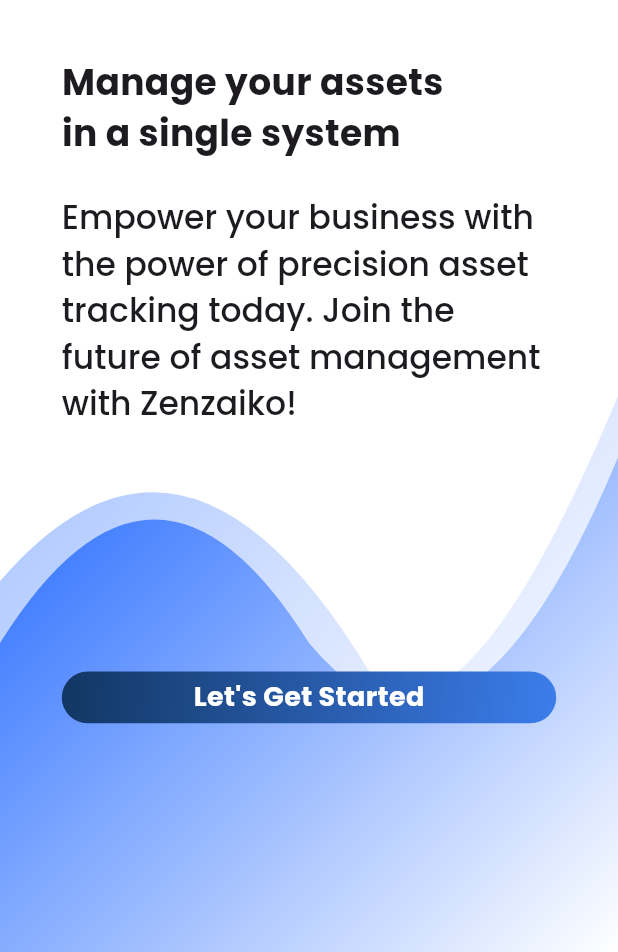
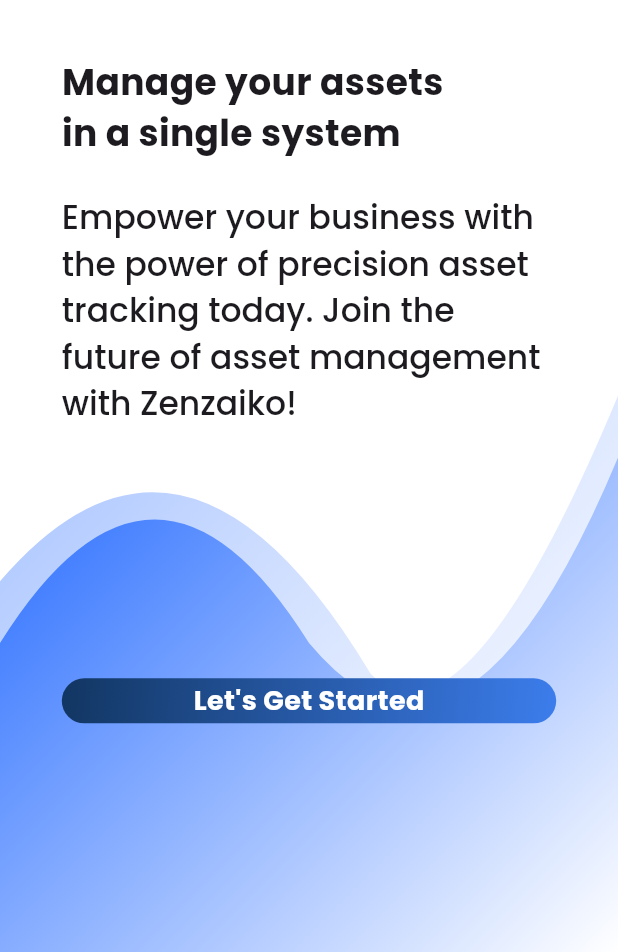
Before and after one commit to LucasSong63/transition_practice, a Flutter app: the screen it shows after launch, on a phone screen of 412 x 824 dp, the part 284-1236 px from its top. Run offline on Flutter 3.47's test engine with Material 3 defaults, Android fonts, the light colour scheme and no system bars; drawn by our look-alikes of auto_size_text; our stand-ins replace go_router, sizer.

Commit message:
update: Reduced redundancy
Defined Size at size_utils.dart which can be use across the pages.

```diff
--- a/lib/features/start/presentation/pages/get_started_page.dart
+++ b/lib/features/start/presentation/pages/get_started_page.dart
@@ -4,6 +4,7 @@
 import 'package:sizer/sizer.dart';
 import 'package:transition_practice/utility/custom_button.dart';
 import 'package:transition_practice/features/start/presentation/widgets/get_started_background.dart';
+import 'package:transition_practice/utility/size_utils.dart';
 
 class GetStartedPage extends StatefulWidget {
   const GetStartedPage({super.key});
@@ -44,31 +45,27 @@
   Widget build(BuildContext context) {
     return Sizer(
       builder: (BuildContext, Orientation, ScreenType) {
-        final double pixelDensity = MediaQuery.of(context).devicePixelRatio;
-        double boxWidth = 80.w.clamp(50.0 * pixelDensity, 800.0 * pixelDensity);
-        double boxHeight = 90.h.clamp(100 * pixelDensity, 700 * pixelDensity);
-        double clampedButtonHeight =
-            (boxHeight * 0.125).clamp(15 * pixelDensity, 23 * pixelDensity);
         return Center(
             child: SingleChildScrollView(
           child: SizedBox(
-            width: boxWidth,
-            height: boxHeight,
+            width: SizeUtils.getBoxWidth(context),
+            height: SizeUtils.getBoxHeight(context),
             child: Stack(children: [
               Column(
                 children: [
                   Hero(
                     tag: 'start-login',
                     child: SizedBox(
-                      width: boxWidth,
-                      height: boxHeight * 0.2,
+                      width: SizeUtils.getBoxWidth(context),
+                      height: SizeUtils.getBoxHeight(context) * 0.2,
                       child: Image.asset('assets/images/logo1.png'),
                     ),
                   ),
-                  SizedBox(height: boxHeight * 0.05), //spacer
+                  SizedBox(
+                      height: SizeUtils.getBoxHeight(context) * 0.05), //spacer
                   Container(
-                    width: boxWidth,
-                    height: boxHeight * 0.1,
+                    width: SizeUtils.getBoxWidth(context),
+                    height: SizeUtils.getBoxHeight(context) * 0.1,
                     padding: const EdgeInsets.only(right: 65),
                     child: const AutoSizeText(
                       'Manage your assets in a single system',
@@ -79,10 +76,10 @@
                       overflow: TextOverflow.ellipsis,
                     ),
                   ),
-                  SizedBox(height: boxHeight * 0.025),
+                  SizedBox(height: SizeUtils.getBoxHeight(context) * 0.025),
                   SizedBox(
-                    width: boxWidth,
-                    height: boxHeight * 0.25,
+                    width: SizeUtils.getBoxWidth(context),
+                    height: SizeUtils.getBoxHeight(context) * 0.25,
                     child: const AutoSizeText(
                       'Empower your business with the power of precision asset tracking today. Join the future of asset management with Zenzaiko!',
                       style: TextStyle(
@@ -101,13 +98,13 @@
                 ],
               ),
               Positioned(
-                bottom: boxHeight * 0.15,
+                bottom: SizeUtils.getBoxHeight(context) * 0.15,
                 right: 0,
                 left: 0,
                 child: CustomButton(
                   text: "Let's Get Started",
                   width: double.infinity,
-                  height: clampedButtonHeight,
+                  height: SizeUtils.getClampedButtonHeight(context),
                   onTap: () {
                     context.push('/login');
                   },
--- /dev/null
+++ b/lib/utility/size_utils.dart
@@ -0,0 +1,24 @@
+import 'package:flutter/material.dart';
+import 'package:sizer/sizer.dart';
+
+class SizeUtils {
+  static double getPixelDensity(BuildContext context) {
+    return MediaQuery.of(context).devicePixelRatio;
+  }
+
+  static double getBoxWidth(BuildContext context) {
+    double pixelDensity = getPixelDensity(context);
+    return 80.w.clamp(50.0 * pixelDensity, 800.0 * pixelDensity);
+  }
+
+  static double getBoxHeight(BuildContext context) {
+    double pixelDensity = getPixelDensity(context);
+    return 90.h.clamp(100 * pixelDensity, 700 * pixelDensity);
+  }
+
+  static double getClampedButtonHeight(BuildContext context) {
+    double boxHeight = getBoxHeight(context);
+    double pixelDensity = getPixelDensity(context);
+    return (boxHeight * 0.125).clamp(15 * pixelDensity, 20 * pixelDensity);
+  }
+}
```
Also changed, not shown: lib/features/start/presentation/pages/forgot_password_page.dart (+8 -10 lines), lib/features/start/presentation/pages/login_page.dart (+15 -14 lines), lib/features/start/presentation/pages/set_new_password_page.dart (+13 -14 lines), lib/features/start/presentation/pages/sign_up_page.dart (+8 -10 lines), lib/main.dart (+5 -3 lines), 3 other files.
